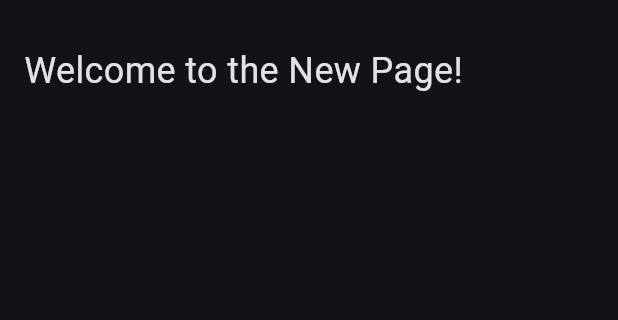
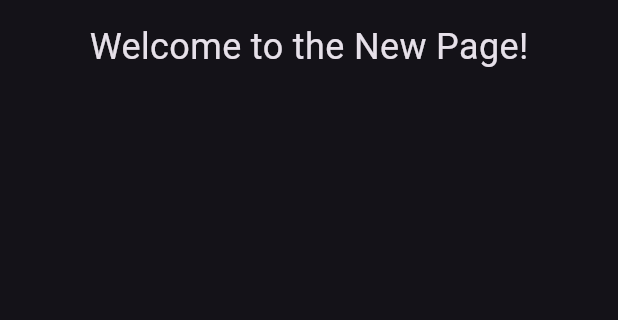
Before and after one commit to dabestudios/flutter_setup, a Flutter app: the screen it shows once a user with an empty profile is signed in, on a phone screen of 412 x 824 dp, the part 63-383 px from its top. Run offline on Flutter 3.47's test engine with Material 3 defaults, Android fonts, the phone set to English and light mode, and no system bars; our stand-ins replace firebase_auth, firebase_core, google_mobile_ads, google_sign_in; missing offline and left inert: firebase_ui_auth, firebase_ui_oauth_google; accounts and stored records are empty; network calls fail.

Commit message:
Refactor navigation in navbar.dart and improve UI in new_page.dart

```diff
--- a/setup_app/lib/pages/navbar.dart
+++ b/setup_app/lib/pages/navbar.dart
@@ -32,8 +32,7 @@ class NavBar extends StatelessWidget {
             onTap: () {
               Navigator.push(
                 context,
-                MaterialPageRoute(
-                    builder: (context) => const YourProfileScreen()),
+                MaterialPageRoute(builder: (context) => YourProfileScreen()),
               );
             },
           ),
--- a/setup_app/lib/pages/new_page.dart
+++ b/setup_app/lib/pages/new_page.dart
@@ -61,8 +61,7 @@ class _NewPageState extends State<NewPage> {
       appBar: AppBar(
         title: const Text('New Page'),
       ),
-      body: Padding(
-        padding: const EdgeInsets.all(16.0),
+      body: Center(
         child: Column(
           mainAxisAlignment: MainAxisAlignment.center,
           children: [
```
